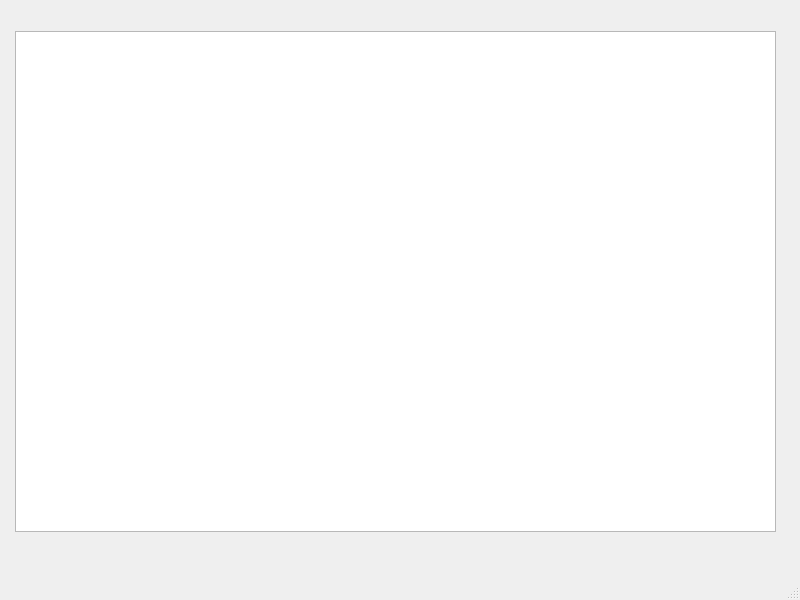
st0rmeed/espresso, file main.ui: the form before one commit.
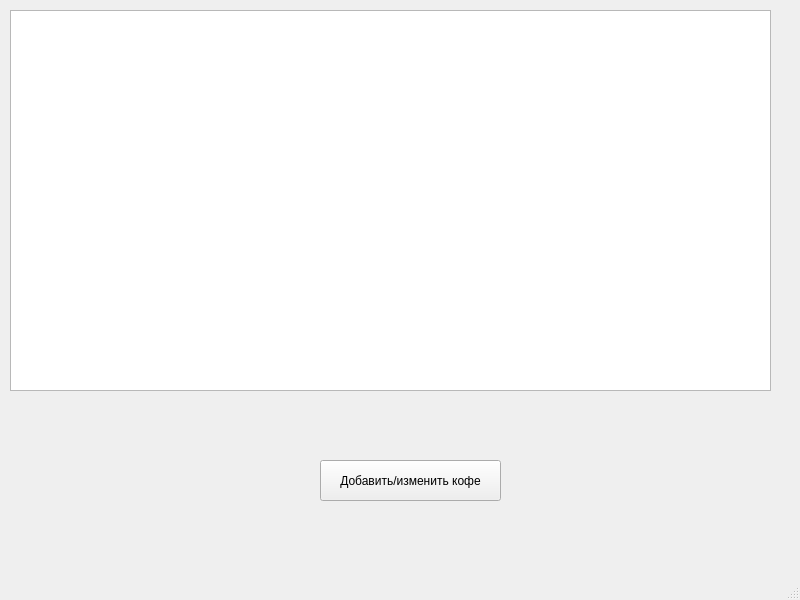
The form after the commit.

Patch:
```diff
--- a/main.ui
+++ b/main.ui
@@ -17,13 +17,26 @@
    <widget class="QTableWidget" name="tableWidget">
     <property name="geometry">
      <rect>
-      <x>15</x>
-      <y>31</y>
+      <x>10</x>
+      <y>10</y>
       <width>761</width>
-      <height>501</height>
+      <height>381</height>
      </rect>
     </property>
    </widget>
+   <widget class="QPushButton" name="coffeeButton">
+    <property name="geometry">
+     <rect>
+      <x>320</x>
+      <y>460</y>
+      <width>181</width>
+      <height>41</height>
+     </rect>
+    </property>
+    <property name="text">
+     <string>Добавить/изменить кофе</string>
+    </property>
+   </widget>
   </widget>
   <widget class="QMenuBar" name="menubar">
    <property name="geometry">
```
